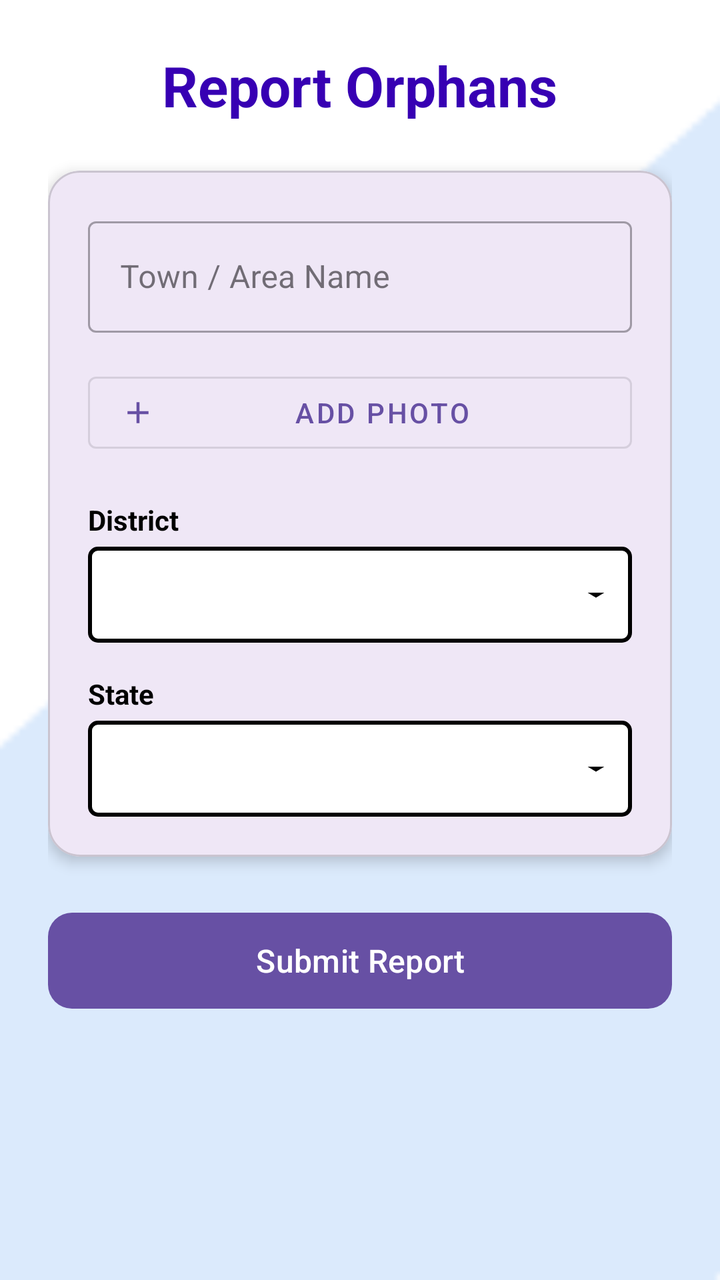
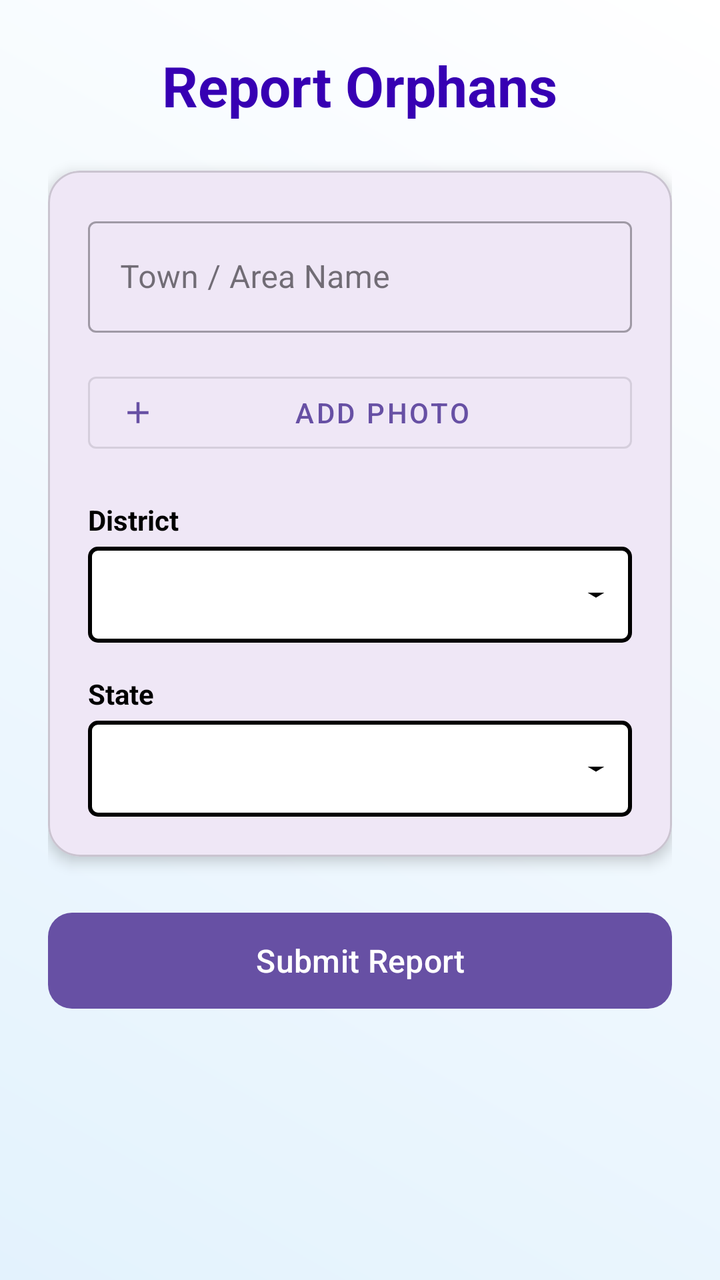

Before-and-after screenshots of an Android layout around one commit, followed by the original layout XML and the change that was made.
<!-- AndroidManifest.xml: application theme Theme.Orphans -->
<!-- res/layout/fragment_report_orphan.xml -->
<?xml version="1.0" encoding="utf-8"?>
<layout xmlns:android="http://schemas.android.com/apk/res/android"
    xmlns:app="http://schemas.android.com/apk/res-auto">
    <androidx.core.widget.NestedScrollView
        android:layout_width="match_parent"
        android:layout_height="match_parent"
        android:fillViewport="true"
        android:background="@drawable/donor">

        <androidx.constraintlayout.widget.ConstraintLayout
            android:layout_width="match_parent"
            android:layout_height="wrap_content"
            android:padding="24dp">

            <TextView
                android:id="@+id/textViewReport"
                android:layout_width="wrap_content"
                android:layout_height="wrap_content"
                android:text="Report Orphans"
                android:textColor="@color/colorPrimaryDark"
                android:textStyle="bold"
                android:textSize="28sp"
                app:layout_constraintTop_toTopOf="parent"
                app:layout_constraintStart_toStartOf="parent"
                app:layout_constraintEnd_toEndOf="parent" />

            <com.google.android.material.card.MaterialCardView
                android:id="@+id/cardForm"
                android:layout_width="match_parent"
                android:layout_height="wrap_content"
                android:layout_marginTop="24dp"
                app:cardCornerRadius="16dp"
                app:cardElevation="4dp"
                app:layout_constraintTop_toBottomOf="@id/textViewReport">

                <LinearLayout
                    android:layout_width="match_parent"
                    android:layout_height="wrap_content"
                    android:orientation="vertical"
                    android:padding="20dp">

                    <com.google.android.material.textfield.TextInputLayout
                        style="@style/Widget.MaterialComponents.TextInputLayout.OutlinedBox"
                        android:layout_width="match_parent"
                        android:layout_height="wrap_content"
                        android:hint="Town / Area Name">

                        <com.google.android.material.textfield.TextInputEditText
                            android:id="@+id/editTextTown"
                            android:layout_width="match_parent"
                            android:layout_height="wrap_content"
                            android:inputType="textCapWords" />
                    </com.google.android.material.textfield.TextInputLayout>

                    <com.google.android.material.button.MaterialButton
                        android:id="@+id/buttonUploadPhoto"
                        style="@style/Widget.MaterialComponents.Button.OutlinedButton"
                        android:layout_width="match_parent"
                        android:layout_height="wrap_content"
                        android:layout_marginTop="16dp"
                        android:text="Add Photo"
                        app:icon="@drawable/ic_add" />

                    <com.google.android.material.card.MaterialCardView
                        android:id="@+id/imageCard"
                        android:layout_width="80dp"
                        android:layout_height="80dp"
                        android:layout_marginTop="12dp"
                        android:layout_gravity="center_horizontal"
                        android:visibility="gone"
                        app:cardCornerRadius="8dp"
                        app:cardElevation="2dp"
                        app:strokeWidth="1dp"
                        app:strokeColor="#EEEEEE">

                        <ImageView
                            android:id="@+id/imageViewPhotoPreview"
                            android:layout_width="match_parent"
                            android:layout_height="match_parent"
                            android:scaleType="centerCrop" />
                    </com.google.android.material.card.MaterialCardView>

                    <TextView
                        android:layout_width="wrap_content"
                        android:layout_height="wrap_content"
                        android:text="District"
                        android:layout_marginTop="20dp"
                        android:textColor="@color/black"
                        android:textStyle="bold" />

                    <Spinner
                        android:id="@+id/districtSpinner"
                        android:layout_width="match_parent"
                        android:layout_height="48dp"
                        android:layout_marginTop="4dp"
                        android:background="@drawable/spinner_background" />

                    <TextView
                        android:layout_width="wrap_content"
                        android:layout_height="wrap_content"
                        android:text="State"
                        android:layout_marginTop="16dp"
                        android:textColor="@color/black"
                        android:textStyle="bold" />

                    <Spinner
                        android:id="@+id/stateSpinner"
                        android:layout_width="match_parent"
                        android:layout_height="48dp"
                        android:layout_marginTop="4dp"
                        android:background="@drawable/spinner_background" />

                </LinearLayout>
            </com.google.android.material.card.MaterialCardView>

            <com.google.android.material.button.MaterialButton
                android:id="@+id/buttonSubmitReport"
                android:layout_width="match_parent"
                android:layout_height="56dp"
                android:layout_marginTop="24dp"
                android:text="Submit Report"
                android:textSize="16sp"
                app:cornerRadius="12dp"
                app:layout_constraintTop_toBottomOf="@id/cardForm" />

            <ProgressBar
                android:id="@+id/progressBar"
                android:layout_width="wrap_content"
                android:layout_height="wrap_content"
                android:visibility="gone"
                app:layout_constraintTop_toTopOf="parent"
                app:layout_constraintBottom_toBottomOf="parent"
                app:layout_constraintStart_toStartOf="parent"
                app:layout_constraintEnd_toEndOf="parent" />

        </androidx.constraintlayout.widget.ConstraintLayout>
    </androidx.core.widget.NestedScrollView>
</layout>
<!-- resources referenced by this layout -->
<resources>
  <color name="black">#FF000000</color>
  <color name="colorPrimaryDark">#3700B3</color>
  <!-- drawable donor: png bitmap (drawable, 863 bytes) -->
  <!-- drawable ic_add (drawable) -->
  <?xml version="1.0" encoding="utf-8"?>
  <vector xmlns:android="http://schemas.android.com/apk/res/android"
      android:height="24dp"
      android:tint="#000000"
      android:viewportHeight="24"
      android:viewportWidth="24"
      android:width="24dp">
      <path
          android:fillColor="@android:color/white"
          android:pathData="M19,13h-6v6h-2v-6H5v-2h6V5h2v6h6v2z"/>
  </vector>
  <!-- drawable spinner_background (drawable) -->
  <?xml version="1.0" encoding="utf-8"?>
  <layer-list xmlns:android="http://schemas.android.com/apk/res/android">
  
      
      <item>
          <shape
              android:shape="rectangle">
              <solid android:color="@android:color/white"/>
              <stroke
                  android:width="2dp"
                  android:color="@color/black"/>
              <corners android:radius="4dp"/>
          </shape>
      </item>
  
      
      <item
          android:width="20dp"
          android:drawable="@drawable/spinner_arrow"
          android:gravity="end|center_vertical"
          android:right="8dp"/>
  
  </layer-list>
  <style name="Theme.Orphans" parent="Base.Theme.Orphans" />
  <!-- drawable spinner_arrow (drawable) -->
  <?xml version="1.0" encoding="utf-8"?>
  <vector xmlns:android="http://schemas.android.com/apk/res/android"
      android:width="12dp"
      android:height="12dp"
      android:viewportWidth="24"
      android:viewportHeight="24">
      <path
          android:fillColor="@color/black"
          android:pathData="M7 10l5 5 5-5z"/>
  </vector>
  <style name="Base.Theme.Orphans" parent="Theme.Material3.DayNight.NoActionBar">
          
          
      </style>
</resources>

<!-- the commit's change to res/layout/fragment_report_orphan.xml (unified diff, before → after) -->
@@ -5,7 +5,7 @@
         android:layout_width="match_parent"
         android:layout_height="match_parent"
         android:fillViewport="true"
-        android:background="@drawable/donor">
+        android:background="@drawable/bg_donor_gradient">
 
         <androidx.constraintlayout.widget.ConstraintLayout
             android:layout_width="match_parent"
<!-- resource entries referenced after the edit -->
@@ -2,7 +2,16 @@
 <resources>
   <color name="black">#FF000000</color>
   <color name="colorPrimaryDark">#3700B3</color>
-  <!-- drawable donor: png bitmap (drawable, 863 bytes) -->
+  <!-- drawable bg_donor_gradient (drawable) -->
+  <?xml version="1.0" encoding="utf-8"?>
+  <shape xmlns:android="http://schemas.android.com/apk/res/android"
+      android:shape="rectangle">
+      <gradient
+          android:startColor="#E3F2FD"
+          android:endColor="#FFFFFF"
+          android:angle="45"
+          android:type="linear" />
+  </shape>
   <!-- drawable ic_add (drawable) -->
   <?xml version="1.0" encoding="utf-8"?>
   <vector xmlns:android="http://schemas.android.com/apk/res/android"
